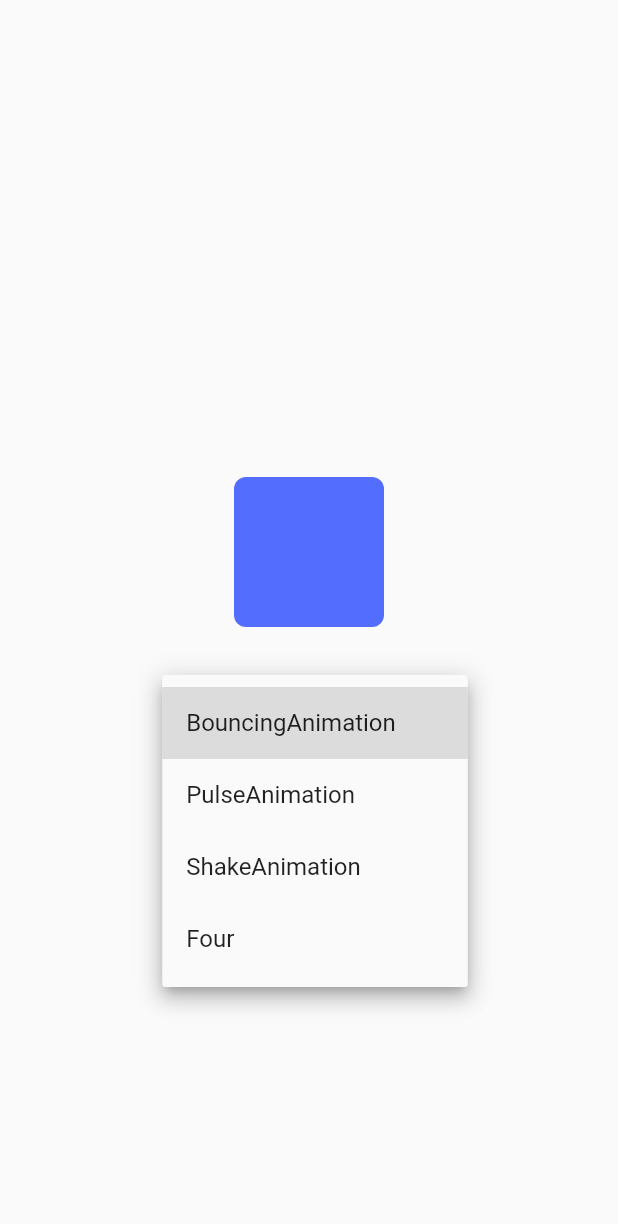
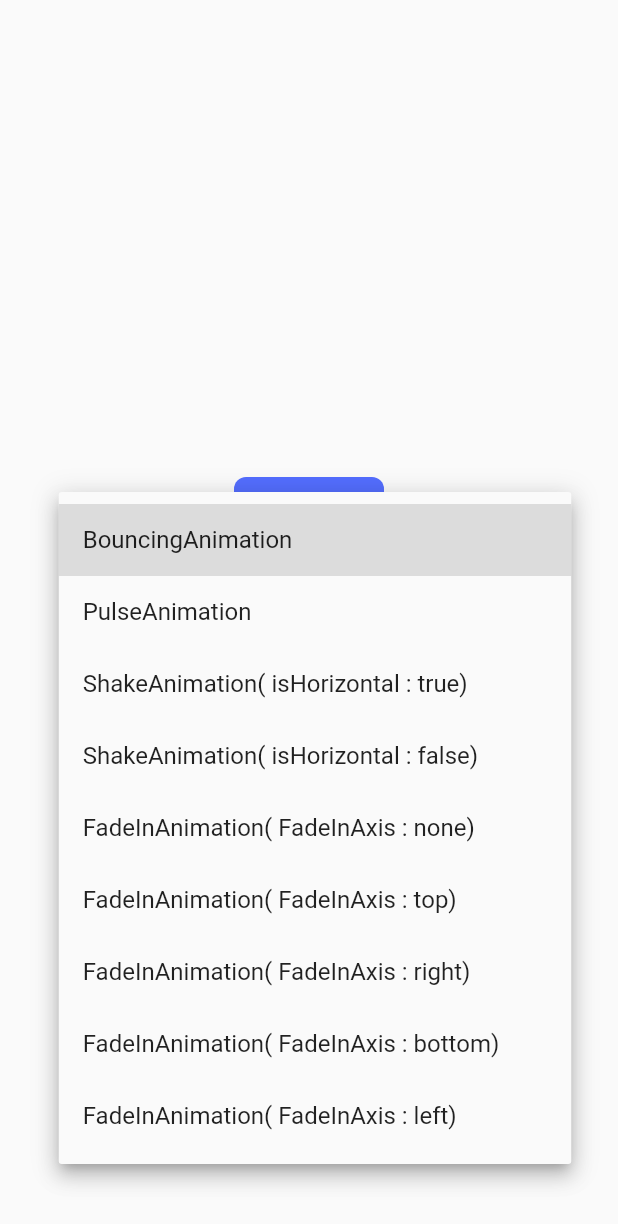
Before and after one commit to obutora/easy_animate, a Flutter app: the screen it shows after launch, after a tap on "BouncingAnimation", on a phone screen of 412 x 824 dp. Shown: the top 1224 px of the screen. Run offline on Flutter 3.47's test engine with Material 2 defaults, Android fonts, the phone set to English and light mode, and no system bars; our stand-ins replace plugin_platform_interface, simple_animations.

Commit message:
feat :fade in animation.

```diff
--- a/example/lib/main.dart
+++ b/example/lib/main.dart
@@ -5,6 +5,7 @@ import 'package:simple_animations/simple_animations.dart';
 import 'package:easy_animate/mock/mock_box.dart';
 import 'package:easy_animate/animation/pulse_animation.dart';
 import 'package:easy_animate/animation/shake_animation.dart';
+import 'package:easy_animate/animation/fade_in_animation.dart';
 
 void main() {
   runApp(const HomeScreen());
@@ -21,8 +22,13 @@ class _HomeScreenState extends State<HomeScreen> {
   final List<String> list = <String>[
     'BouncingAnimation',
     'PulseAnimation',
-    'ShakeAnimation',
-    'Four'
+    'ShakeAnimation( isHorizontal : true)',
+    'ShakeAnimation( isHorizontal : false)',
+    'FadeInAnimation( FadeInAxis : none)',
+    'FadeInAnimation( FadeInAxis : top)',
+    'FadeInAnimation( FadeInAxis : right)',
+    'FadeInAnimation( FadeInAxis : bottom)',
+    'FadeInAnimation( FadeInAxis : left)',
   ];
 
   String selectedValue = 'BouncingAnimation';
@@ -74,13 +80,51 @@ Widget animationSelector(String selectedValue) {
         developerMode: true,
         child: MockBox(),
       );
-    case 'ShakeAnimation':
+    case 'ShakeAnimation( isHorizontal : true)':
       return const ShakeAnimation(
-        developerMode: false,
+        developerMode: true,
+        isHorizontal: true,
+        child: MockBox(),
+      );
+    case 'ShakeAnimation( isHorizontal : false)':
+      return const ShakeAnimation(
+        developerMode: true,
+        isHorizontal: false,
+        child: MockBox(),
+      );
+    case 'FadeInAnimation( FadeInAxis : none)':
+      return const FadeInAnimation(
+        developerMode: true,
+        fadeInAxis: FadeInAxis.none,
+        child: MockBox(),
+      );
+    case 'FadeInAnimation( FadeInAxis : top)':
+      return const FadeInAnimation(
+        developerMode: true,
+        fadeInAxis: FadeInAxis.top,
+        child: MockBox(),
+      );
+    case 'FadeInAnimation( FadeInAxis : right)':
+      return const FadeInAnimation(
+        developerMode: true,
+        fadeInAxis: FadeInAxis.right,
+        child: MockBox(),
+      );
+    case 'FadeInAnimation( FadeInAxis : bottom)':
+      return const FadeInAnimation(
+        developerMode: true,
+        fadeInAxis: FadeInAxis.bottom,
+        child: MockBox(),
+      );
+    case 'FadeInAnimation( FadeInAxis : left)':
+      return const FadeInAnimation(
+        developerMode: true,
+        fadeInAxis: FadeInAxis.left,
         child: MockBox(),
       );
     default:
       return const BouncingAnimation(
+        developerMode: true,
         child: MockBox(),
       );
   }
--- /dev/null
+++ b/lib/animation/fade_in_animation.dart
@@ -0,0 +1,77 @@
+import 'package:flutter/material.dart';
+import 'package:simple_animations/animation_builder/play_animation_builder.dart';
+import 'package:simple_animations/movie_tween/movie_tween.dart';
+
+class FadeInAnimation extends StatelessWidget {
+  const FadeInAnimation({
+    super.key,
+    required this.child,
+    this.fadeInAxis = FadeInAxis.none,
+    this.durationMilliseconds = 1200,
+    this.moveAmount = 100,
+    this.developerMode = false,
+  });
+
+  final Widget child;
+
+  /// [fadeInAxis] is the axis of the fade in animation.
+  final FadeInAxis fadeInAxis;
+
+  final double durationMilliseconds;
+
+  /// [moveAmount] is the amount of pixels the widget.
+  final double moveAmount;
+
+  final bool developerMode;
+
+  calcMovement(double value) {
+    switch (fadeInAxis) {
+      case FadeInAxis.none:
+        return const Offset(0, 0);
+      case FadeInAxis.top:
+        return Offset(0, value);
+      case FadeInAxis.right:
+        return Offset(-value, 0);
+      case FadeInAxis.bottom:
+        return Offset(0, -value);
+      case FadeInAxis.left:
+        return Offset(value, 0);
+    }
+  }
+
+  @override
+  Widget build(BuildContext context) {
+    final tween = MovieTween()
+      ..tween(
+        'opacity',
+        Tween<double>(begin: 0, end: 1),
+        duration: Duration(milliseconds: durationMilliseconds.toInt()),
+        curve: Curves.ease,
+      )
+      ..tween(
+        'move',
+        Tween<double>(begin: -moveAmount, end: 0),
+        duration: Duration(milliseconds: durationMilliseconds.toInt()),
+        curve: Curves.easeInOutCirc,
+      );
+
+    return PlayAnimationBuilder(
+        tween: tween,
+        duration: tween.duration,
+        developerMode: developerMode,
+        builder: ((context, value, child) {
+          return Transform.translate(
+              offset: calcMovement(value.get('move')),
+              child: Opacity(opacity: value.get('opacity'), child: child));
+        }),
+        child: child);
+  }
+}
+
+enum FadeInAxis {
+  none,
+  top,
+  right,
+  bottom,
+  left,
+}
```
